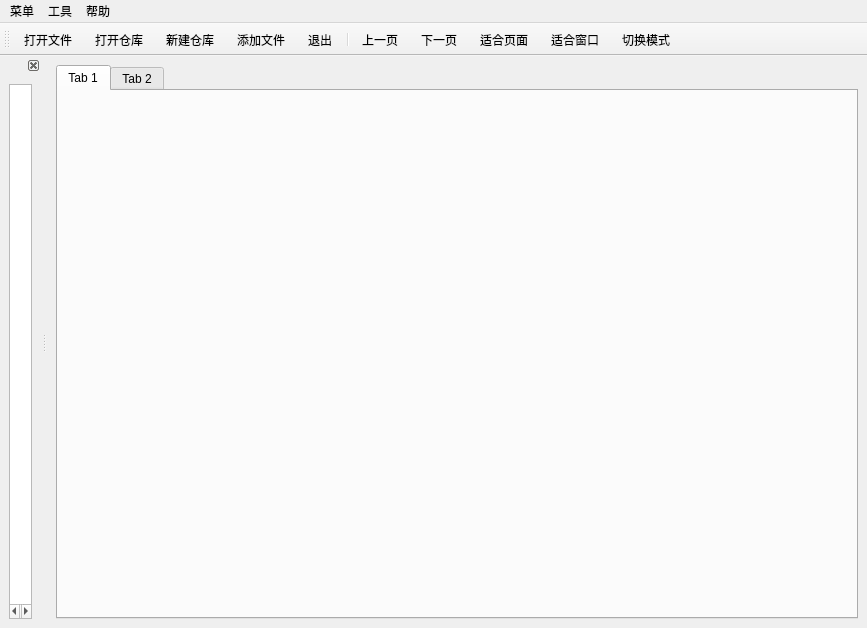
Godones/QT-Application, file PDF/mainwindow.ui: the form before one commit.
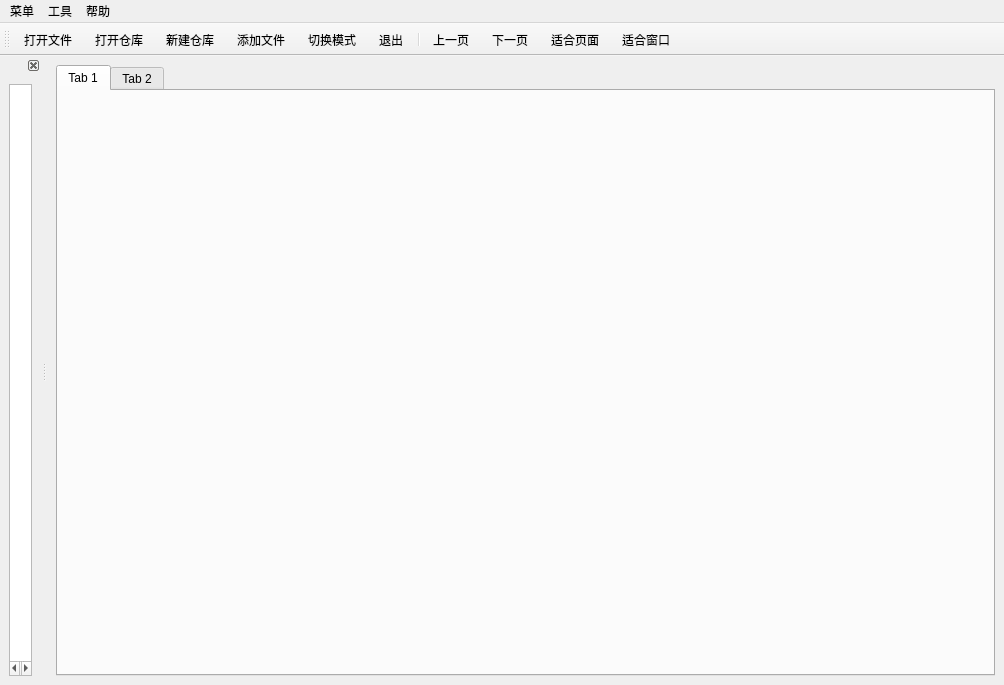
The form after the commit. Icons and pictures are not drawn.

Diff of the .ui file:
```diff
--- a/PDF/mainwindow.ui
+++ b/PDF/mainwindow.ui
@@ -6,8 +6,8 @@
    <rect>
     <x>0</x>
     <y>0</y>
-    <width>867</width>
-    <height>628</height>
+    <width>1004</width>
+    <height>685</height>
    </rect>
   </property>
   <property name="windowTitle">
@@ -36,7 +36,7 @@
     <rect>
      <x>0</x>
      <y>0</y>
-     <width>867</width>
+     <width>1004</width>
      <height>26</height>
     </rect>
    </property>
@@ -96,13 +96,13 @@
    <addaction name="openfileaction"/>
    <addaction name="createlibaction"/>
    <addaction name="addfileaction"/>
+   <addaction name="allpageaction"/>
    <addaction name="exitaction"/>
    <addaction name="separator"/>
    <addaction name="prepageaction"/>
    <addaction name="nextpageaction"/>
    <addaction name="fitaction"/>
    <addaction name="fitwindowsaction"/>
-   <addaction name="allpageaction"/>
   </widget>
   <widget class="QDockWidget" name="dockWidget_2">
    <property name="features">
```
Left out of the diff: 1 changed line with no effect on the pictures.
